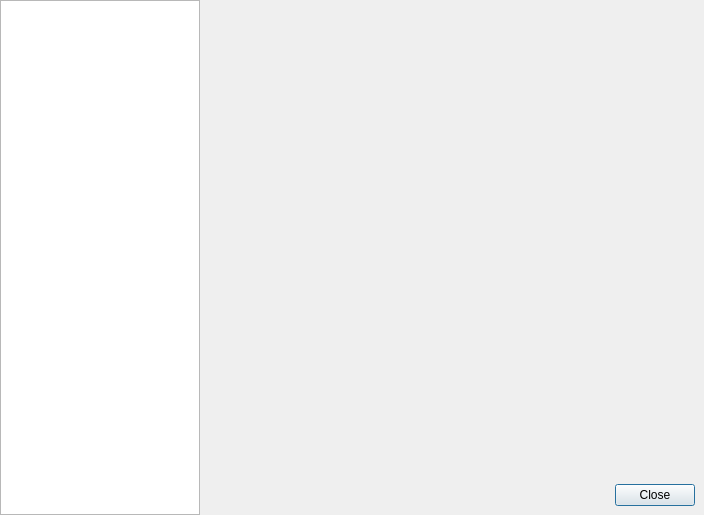
First picture: the form in src/mirall/settingsdialog.ui, repository nextcloud/desktop, before the edit.
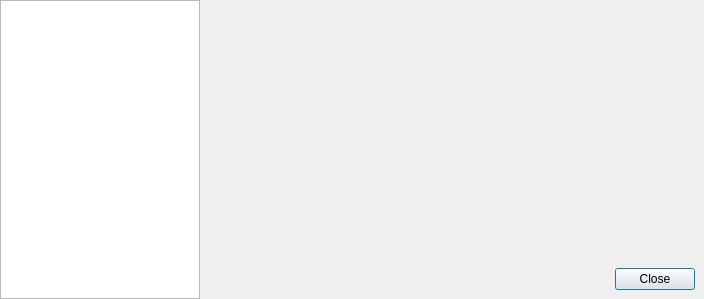
Second picture: the form after the edit.

The edit to the form file:
```diff
--- a/src/mirall/settingsdialog.ui
+++ b/src/mirall/settingsdialog.ui
@@ -7,7 +7,7 @@
     <x>0</x>
     <y>0</y>
     <width>704</width>
-    <height>515</height>
+    <height>299</height>
    </rect>
   </property>
   <property name="windowTitle">
```
